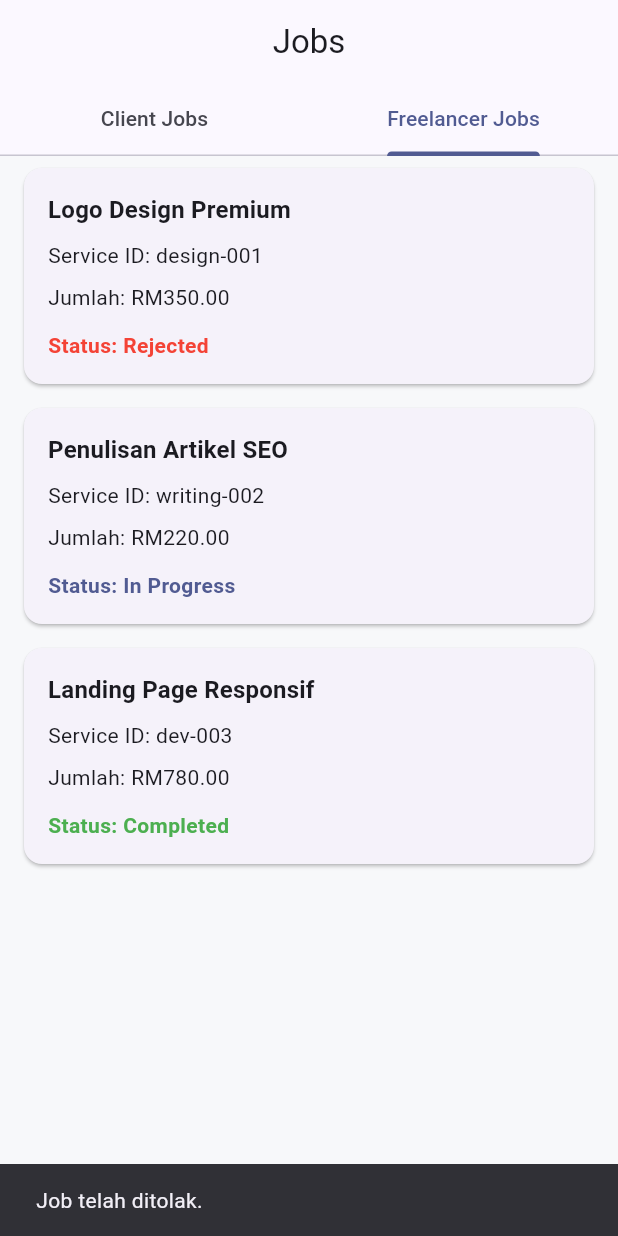
After one commit to waniqbal01/freetask-app-3, a Flutter app: the JobListScreen screen opened by its route, tab 2 chosen, after a tap on "Reject", on a phone screen of 412 x 824 dp. The commit adds this screen. Run offline on Flutter 3.47's test engine with Material 3 defaults, Android fonts, the phone set to English and light mode, and no system bars; our stand-ins replace dio, flutter_secure_storage, go_router; accounts and stored records are empty.

Commit message:
Add mock jobs flow with checkout and list screens

```diff
--- a/freetask_app/lib/core/router.dart
+++ b/freetask_app/lib/core/router.dart
@@ -5,6 +5,8 @@ import '../features/auth/login_screen.dart';
 import '../features/auth/register_screen.dart';
 import '../features/auth/role_selection_screen.dart';
 import '../features/checkout/checkout_screen.dart';
+import '../features/jobs/checkout_screen.dart';
+import '../features/jobs/job_list_screen.dart';
 import '../features/services/service_detail_screen.dart';
 import '../features/services/service_list_screen.dart';
 
@@ -50,6 +52,19 @@ final appRouter = GoRouter(
       },
     ),
     GoRoute(
+      path: '/jobs',
+      builder: (BuildContext context, GoRouterState state) {
+        return const JobListScreen();
+      },
+    ),
+    GoRoute(
+      path: '/jobs/checkout',
+      builder: (BuildContext context, GoRouterState state) {
+        final summary = state.extra as Map<String, dynamic>?;
+        return JobCheckoutScreen(serviceSummary: summary);
+      },
+    ),
+    GoRoute(
       path: '/checkout',
       builder: (BuildContext context, GoRouterState state) {
         final jobDraft = state.extra as Map<String, dynamic>?;
--- /dev/null
+++ b/freetask_app/lib/features/jobs/job_list_screen.dart
@@ -0,0 +1,208 @@
+import 'package:flutter/material.dart';
+
+import '../../models/job.dart';
+import 'jobs_repository.dart';
+
+class JobListScreen extends StatefulWidget {
+  const JobListScreen({super.key});
+
+  @override
+  State<JobListScreen> createState() => _JobListScreenState();
+}
+
+class _JobListScreenState extends State<JobListScreen> {
+  List<Job> _clientJobs = <Job>[];
+  List<Job> _freelancerJobs = <Job>[];
+  bool _isProcessing = false;
+
+  @override
+  void initState() {
+    super.initState();
+    _clientJobs = jobsRepository.getClientJobs();
+    _freelancerJobs = jobsRepository.getFreelancerJobs();
+  }
+
+  void _refreshJobs() {
+    setState(() {
+      _clientJobs = jobsRepository.getClientJobs();
+      _freelancerJobs = jobsRepository.getFreelancerJobs();
+    });
+  }
+
+  Future<void> _handleAction(
+    Future<bool> Function() action,
+    String successMessage,
+  ) async {
+    if (_isProcessing) return;
+    setState(() {
+      _isProcessing = true;
+    });
+
+    final success = await action();
+
+    if (!mounted) return;
+
+    setState(() {
+      _isProcessing = false;
+    });
+
+    if (success) {
+      _refreshJobs();
+      ScaffoldMessenger.of(context).showSnackBar(
+        SnackBar(content: Text(successMessage)),
+      );
+    } else {
+      ScaffoldMessenger.of(context).showSnackBar(
+        const SnackBar(
+          content: Text('Tindakan tidak berjaya. Cuba lagi.'),
+        ),
+      );
+    }
+  }
+
+  String _statusLabel(JobStatus status) {
+    switch (status) {
+      case JobStatus.pending:
+        return 'Pending';
+      case JobStatus.inProgress:
+        return 'In Progress';
+      case JobStatus.completed:
+        return 'Completed';
+      case JobStatus.rejected:
+        return 'Rejected';
+    }
+  }
+
+  Color _statusColor(JobStatus status, BuildContext context) {
+    final scheme = Theme.of(context).colorScheme;
+    switch (status) {
+      case JobStatus.pending:
+        return scheme.secondary;
+      case JobStatus.inProgress:
+        return scheme.primary;
+      case JobStatus.completed:
+        return Colors.green;
+      case JobStatus.rejected:
+        return Colors.red;
+    }
+  }
+
+  Widget _buildJobCard(Job job, {required bool isClientView}) {
+    final statusText = _statusLabel(job.status);
+    final statusColor = _statusColor(job.status, context);
+    return Card(
+      margin: const EdgeInsets.symmetric(horizontal: 16, vertical: 8),
+      child: Padding(
+        padding: const EdgeInsets.all(16),
+        child: Column(
+          crossAxisAlignment: CrossAxisAlignment.start,
+          children: [
+            Text(
+              job.serviceTitle,
+              style: Theme.of(context).textTheme.titleMedium?.copyWith(
+                    fontWeight: FontWeight.bold,
+                  ),
+            ),
+            const SizedBox(height: 8),
+            Text('Service ID: ${job.serviceId}'),
+            const SizedBox(height: 8),
+            Text('Jumlah: RM${job.amount.toStringAsFixed(2)}'),
+            const SizedBox(height: 12),
+            Row(
+              mainAxisAlignment: MainAxisAlignment.spaceBetween,
+              children: [
+                Text(
+                  'Status: $statusText',
+                  style: TextStyle(
+                    color: statusColor,
+                    fontWeight: FontWeight.w600,
+                  ),
+                ),
+                if (isClientView && job.status == JobStatus.inProgress)
+                  FilledButton(
+                    onPressed: _isProcessing
+                        ? null
+                        : () => _handleAction(
+                              () => jobsRepository.markCompleted(job.id),
+                              'Job ditandakan selesai.',
+                            ),
+                    child: const Text('Mark as Completed'),
+                  )
+                else if (!isClientView && job.status == JobStatus.pending)
+                  Row(
+                    children: [
+                      TextButton(
+                        onPressed: _isProcessing
+                            ? null
+                            : () => _handleAction(
+                                  () => jobsRepository.rejectJob(job.id),
+                                  'Job telah ditolak.',
+                                ),
+                        child: const Text('Reject'),
+                      ),
+                      const SizedBox(width: 8),
+                      FilledButton(
+                        onPressed: _isProcessing
+                            ? null
+                            : () => _handleAction(
+                                  () => jobsRepository.acceptJob(job.id),
+                                  'Job diterima! Status kini In Progress.',
+                                ),
+                        child: const Text('Accept'),
+                      ),
+                    ],
+                  )
+                else
+                  const SizedBox.shrink(),
+              ],
+            ),
+          ],
+        ),
+      ),
+    );
+  }
+
+  @override
+  Widget build(BuildContext context) {
+    return DefaultTabController(
+      length: 2,
+      child: Scaffold(
+        appBar: AppBar(
+          title: const Text('Jobs'),
+          bottom: const TabBar(
+            tabs: [
+              Tab(text: 'Client Jobs'),
+              Tab(text: 'Freelancer Jobs'),
+            ],
+          ),
+        ),
+        body: TabBarView(
+          children: [
+            _clientJobs.isEmpty
+                ? const Center(child: Text('Tiada job sebagai client.'))
+                : ListView.builder(
+                    itemCount: _clientJobs.length,
+                    itemBuilder: (BuildContext context, int index) {
+                      return _buildJobCard(
+                        _clientJobs[index],
+                        isClientView: true,
+                      );
+                    },
+                  ),
+            _freelancerJobs.isEmpty
+                ? const Center(child: Text('Tiada job sebagai freelancer.'))
+                : ListView.builder(
+                    itemCount: _freelancerJobs.length,
+                    itemBuilder: (BuildContext context, int index) {
+                      return _buildJobCard(
+                        _freelancerJobs[index],
+                        isClientView: false,
+                      );
+                    },
+                  ),
+          ],
+        ),
+      ),
+    );
+  }
+}
--- /dev/null
+++ b/freetask_app/lib/features/jobs/jobs_repository.dart
@@ -0,0 +1,127 @@
+import 'dart:async';
+import 'dart:math';
+
+import '../../models/job.dart';
+import '../services/services_repository.dart';
+
+class JobsRepository {
+  JobsRepository();
+
+  static const String _currentClientId = 'client-demo';
+  static const String _currentFreelancerId = 'freelancer-andi';
+
+  final List<Job> _jobs = <Job>[
+    Job(
+      id: 'job-001',
+      clientId: 'client-demo',
+      freelancerId: 'freelancer-andi',
+      serviceId: 'design-001',
+      serviceTitle: 'Logo Design Premium',
+      amount: 350.0,
+      status: JobStatus.pending,
+    ),
+    Job(
+      id: 'job-002',
+      clientId: 'client-demo',
+      freelancerId: 'freelancer-andi',
+      serviceId: 'writing-002',
+      serviceTitle: 'Penulisan Artikel SEO',
+      amount: 220.0,
+      status: JobStatus.inProgress,
+    ),
+    Job(
+      id: 'job-003',
+      clientId: 'client-demo',
+      freelancerId: 'freelancer-andi',
+      serviceId: 'dev-003',
+      serviceTitle: 'Landing Page Responsif',
+      amount: 780.0,
+      status: JobStatus.completed,
+    ),
+  ];
+
+  Future<Job> createOrder(String serviceId, double amount) async {
+    await Future<void>.delayed(const Duration(milliseconds: 300));
+
+    final service = await servicesRepository.getServiceById(serviceId);
+    final id = 'job-${DateTime.now().millisecondsSinceEpoch}-${Random().nextInt(999)}';
+    final job = Job(
+      id: id,
+      clientId: _currentClientId,
+      freelancerId: _currentFreelancerId,
+      serviceId: serviceId,
+      serviceTitle: service?.title ?? 'Servis $serviceId',
+      amount: amount,
+      status: JobStatus.pending,
+    );
+
+    _jobs.insert(0, job);
+    return job;
+  }
+
+  Future<bool> acceptJob(String jobId) async {
+    await Future<void>.delayed(const Duration(milliseconds: 250));
+    final index = _jobs.indexWhere((Job job) => job.id == jobId);
+    if (index == -1) {
+      return false;
+    }
+
+    final job = _jobs[index];
+    if (job.status != JobStatus.pending) {
+      return false;
+    }
+
+    _jobs[index] = job.copyWith(status: JobStatus.inProgress);
+    return true;
+  }
+
+  Future<bool> rejectJob(String jobId) async {
+    await Future<void>.delayed(const Duration(milliseconds: 250));
+    final index = _jobs.indexWhere((Job job) => job.id == jobId);
+    if (index == -1) {
+      return false;
+    }
+
+    final job = _jobs[index];
+    if (job.status != JobStatus.pending) {
+      return false;
+    }
+
+    _jobs[index] = job.copyWith(status: JobStatus.rejected);
+    return true;
+  }
+
+  Future<bool> markCompleted(String jobId) async {
+    await Future<void>.delayed(const Duration(milliseconds: 250));
+    final index = _jobs.indexWhere((Job job) => job.id == jobId);
+    if (index == -1) {
+      return false;
+    }
+
+    final job = _jobs[index];
+    if (job.status != JobStatus.inProgress) {
+      return false;
+    }
+
+    _jobs[index] = job.copyWith(status: JobStatus.completed);
+    return true;
+  }
+
+  List<Job> getClientJobs() {
+    return List<Job>.unmodifiable(
+      _jobs
+          .where((Job job) => job.clientId == _currentClientId)
+          .toList(growable: false),
+    );
+  }
+
+  List<Job> getFreelancerJobs() {
+    return List<Job>.unmodifiable(
+      _jobs
+          .where((Job job) => job.freelancerId == _currentFreelancerId)
+          .toList(growable: false),
+    );
+  }
+}
+
+final jobsRepository = JobsRepository();
--- a/freetask_app/lib/features/services/service_detail_screen.dart
+++ b/freetask_app/lib/features/services/service_detail_screen.dart
@@ -30,7 +30,7 @@ class _ServiceDetailScreenState extends State<ServiceDetailScreen> {
       'includes': service.includes,
     };
 
-    context.push('/checkout', extra: jobDraft);
+    context.push('/jobs/checkout', extra: jobDraft);
   }
 
   @override
--- a/freetask_app/lib/models/job.dart
+++ b/freetask_app/lib/models/job.dart
@@ -1,4 +1,4 @@
-enum JobStatus { pending, inProgress, completed }
+enum JobStatus { pending, inProgress, completed, rejected }
 
 class Job {
   Job({
@@ -6,14 +6,28 @@ class Job {
     required this.clientId,
     required this.freelancerId,
     required this.serviceId,
-    required this.status,
+    required this.serviceTitle,
     required this.amount,
+    this.status = JobStatus.pending,
   });
+
+  Job copyWith({JobStatus? status}) {
+    return Job(
+      id: id,
+      clientId: clientId,
+      freelancerId: freelancerId,
+      serviceId: serviceId,
+      serviceTitle: serviceTitle,
+      amount: amount,
+      status: status ?? this.status,
+    );
+  }
 
   final String id;
   final String clientId;
   final String freelancerId;
   final String serviceId;
+  final String serviceTitle;
+  final double amount;
   final JobStatus status;
-  final double amount;
 }
```
Also changed, not shown: freetask_app/lib/features/jobs/checkout_screen.dart (added, +135 -0 lines).
